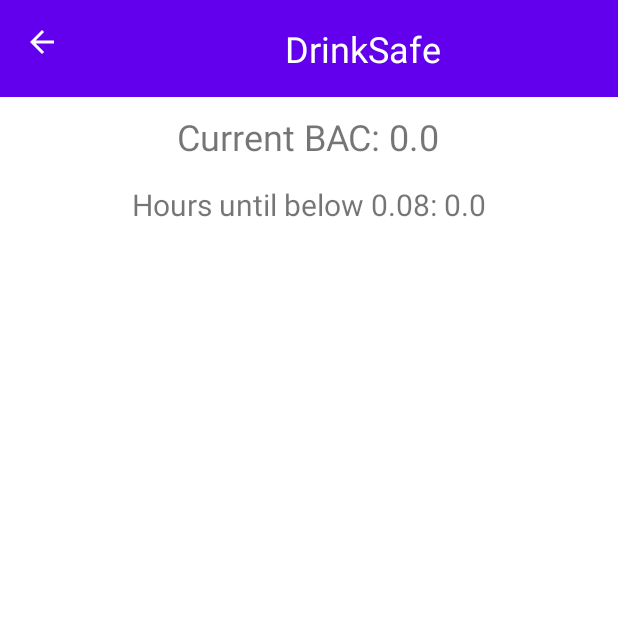
After one commit to Concordia-COEN-ELEC-390/Project, an Android app: the UndrunkActivity screen opened directly, with no data from a screen before it, on a phone screen of 412 x 824 dp, the top half of it. The commit adds this screen. Run offline under Robolectric (Android 15) with nearby library versions, the phone set to English and light mode, and no system bars.

Commit message:
basic 'undrunk' view + calc

```diff
--- a/app/src/main/AndroidManifest.xml
+++ b/app/src/main/AndroidManifest.xml
@@ -13,6 +13,10 @@
         android:supportsRtl="true"
         android:theme="@style/Theme.BreathalyzerApp">
         <activity
+            android:name=".Views.UndrunkActivity"
+            android:exported="false"
+            android:parentActivityName=".Views.ProfileActivity" />
+        <activity
             android:name=".Views.ProfilesListActivity"
             android:exported="false"
             android:parentActivityName=".Views.MainActivity" />
@@ -20,7 +24,6 @@
             android:name=".Views.ProfileActivity"
             android:exported="false"
             android:parentActivityName=".Views.ProfilesListActivity" />
-
         <activity
             android:name=".Views.MainActivity"
             android:exported="true">
--- /dev/null
+++ b/app/src/main/java/com/example/breathalyzerapp/Views/UndrunkActivity.java
@@ -0,0 +1,45 @@
+package com.example.breathalyzerapp.Views;
+
+import androidx.appcompat.app.ActionBar;
+import androidx.appcompat.app.AppCompatActivity;
+import androidx.appcompat.widget.Toolbar;
+
+import com.example.breathalyzerapp.R;
+
+import android.os.Bundle;
+import android.widget.TextView;
+
+public class UndrunkActivity extends AppCompatActivity {
+    protected Toolbar mainToolbar;
+    private double currentBAC;
+    private double timeEstimate;
+    private TextView currentBACTextView;
+    private TextView timeEstimateTextView;
+
+    @Override
+    protected void onCreate(Bundle savedInstanceState) {
+        super.onCreate(savedInstanceState);
+        setContentView(R.layout.activity_undrunk);
+
+        currentBAC = getIntent().getDoubleExtra("initialBAC", 0.00);
+        timeEstimate = getIntent().getDoubleExtra("timeEstimate", 0.0);
+
+        currentBACTextView = (TextView) findViewById(R.id.currentReadingTextView);
+        timeEstimateTextView = (TextView) findViewById(R.id.timeTextView);
+
+        currentBACTextView.setText("Current BAC: "+currentBAC);
+        timeEstimateTextView.setText("Hours until below 0.08: "+timeEstimate);
+
+        mainToolbar = findViewById(R.id.main_toolbar);
+
+        setupUI();
+    }
+
+    void setupUI() {
+
+        setSupportActionBar(mainToolbar);
+        ActionBar actionBar = getSupportActionBar();
+        assert actionBar != null;
+        actionBar.setDisplayHomeAsUpEnabled(true);
+    }
+}
--- /dev/null
+++ b/app/src/main/res/layout/activity_undrunk.xml
@@ -0,0 +1,43 @@
+<?xml version="1.0" encoding="utf-8"?>
+<androidx.constraintlayout.widget.ConstraintLayout xmlns:android="http://schemas.android.com/apk/res/android"
+    xmlns:app="http://schemas.android.com/apk/res-auto"
+    xmlns:tools="http://schemas.android.com/tools"
+    android:layout_width="match_parent"
+    android:layout_height="match_parent"
+    tools:context=".Views.UndrunkActivity">
+    <RelativeLayout
+        android:id="@+id/mainLayout"
+        android:layout_width="match_parent"
+        android:layout_height="match_parent" >
+
+        <include
+            android:id="@+id/main_toolbar"
+            layout="@layout/main_activity_toolbar" />
+
+
+        <TextView
+            android:id="@+id/currentReadingTextView"
+            android:layout_width="wrap_content"
+            android:layout_height="wrap_content"
+            android:layout_below="@+id/main_toolbar"
+            android:layout_centerHorizontal="true"
+            android:layout_marginTop="10dp"
+            android:text="Current BAC: "
+            android:textSize="24sp" />
+
+        <TextView
+            android:id="@+id/timeTextView"
+            android:layout_width="wrap_content"
+            android:layout_height="wrap_content"
+            android:layout_below="@+id/currentReadingTextView"
+            android:layout_centerHorizontal="true"
+            android:layout_marginTop="15dp"
+            android:text="Time until BAC below 0.08: "
+            android:textSize="20sp" />
+
+
+
+
+    </RelativeLayout>
+
+</androidx.constraintlayout.widget.ConstraintLayout>
```
Also changed, not shown: app/src/main/java/com/example/breathalyzerapp/Models/UndrunkCalc.java (added, +44 -0 lines), app/src/main/java/com/example/breathalyzerapp/Views/MainActivity.java (+0 -8 lines), app/src/main/java/com/example/breathalyzerapp/Views/readingFragment.java (+18 -2 lines), app/src/main/res/layout/activity_main.xml (+0 -13 lines), app/src/main/res/layout/fragment_reading.xml (+11 -0 lines).
